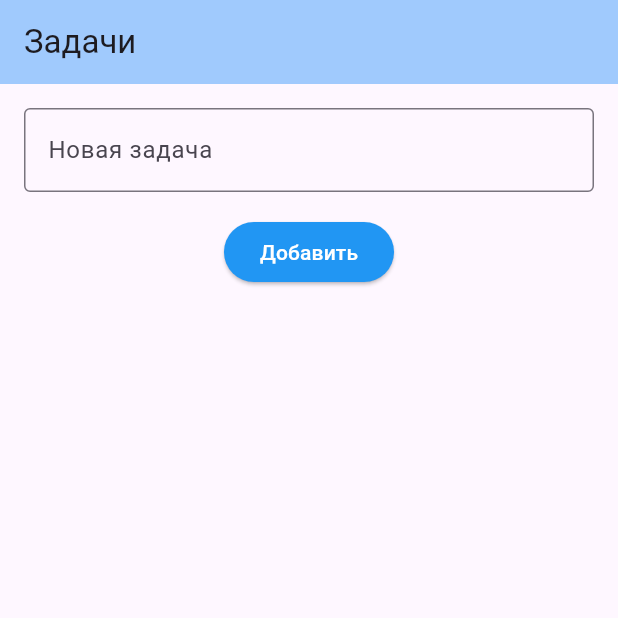
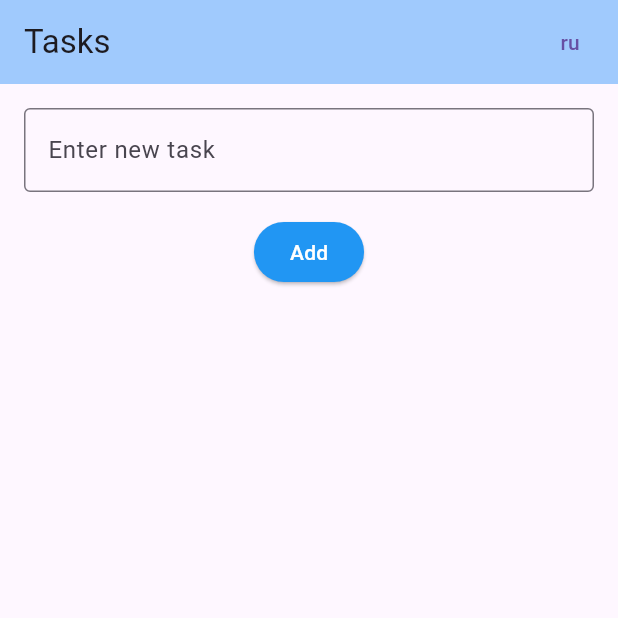
Before and after one commit to samatumb/todo, a Flutter app: the screen it shows after launch, on a phone screen of 412 x 824 dp, the top half of it. Run offline on Flutter 3.47's test engine with Material 3 defaults, Android fonts, the phone set to English and light mode, and no system bars; our stand-ins replace flutter_bloc, get_it, injectable; generated files the repository leaves out were written again.

Commit message:
Localizations added

```diff
--- /dev/null
+++ b/l10n.yaml
@@ -0,0 +1,3 @@
+arb-dir: lib/l10n
+template-arb-file: app_en.arb
+output-localization-file: app_localizations.dart
--- /dev/null
+++ b/lib/common/extensions/locale_context_ext.dart
@@ -0,0 +1,6 @@
+import 'package:flutter/material.dart';
+import 'package:flutter_gen/gen_l10n/app_localizations.dart';
+
+extension AppLocalizationExt on BuildContext {
+  AppLocalizations get loc => AppLocalizations.of(this)!;
+}
--- a/lib/features/todo/main.dart
+++ b/lib/features/todo/main.dart
@@ -1,10 +1,47 @@
 import 'package:flutter/material.dart';
-import '../todo/presentation/screens/todo_app.dart';
+import 'package:flutter_bloc/flutter_bloc.dart';
+import 'package:todo/features/todo/presentation/blocs/todos_bloc.dart';
+import 'package:flutter_gen/gen_l10n/app_localizations.dart';
+import 'presentation/screens/home_page.dart';
 import 'di/injector.dart';
 import '../todo/data/repositories/auth_repository.dart';
+import '../todo/presentation/blocs/locale_bloc.dart';
 
 void main() {
   configureDependencies();
   getIt.registerSingleton<AuthRepository>(SupabaseAuth());
+  getIt.registerSingleton<LocaleBloc>(LocaleBloc());
   runApp(const TodoApp());
 }
+
+class TodoApp extends StatelessWidget {
+  const TodoApp({super.key});
+
+  @override
+  Widget build(BuildContext context) {
+    return MultiBlocProvider(
+      providers: [
+        BlocProvider(create: (_) => getIt<LocaleBloc>()),
+      ],
+      child: BlocBuilder<LocaleBloc, Locale>(
+        builder: (context, locale) {
+          return MaterialApp(
+            title: 'TodoApp',
+            theme: ThemeData(
+              colorScheme: ColorScheme.fromSeed(seedColor: Colors.blue),
+              useMaterial3: true,
+            ),
+            home: BlocProvider(
+              create: (_) => TodosBloc(),
+              child: HomePage(),
+            ),
+            localizationsDelegates: AppLocalizations.localizationsDelegates,
+            supportedLocales: AppLocalizations.supportedLocales,
+            locale: locale,
+          );
+        }
+      )
+    );
+
+  }
+}
--- /dev/null
+++ b/lib/features/todo/presentation/blocs/locale_bloc.dart
@@ -0,0 +1,25 @@
+import 'package:flutter/material.dart';
+import 'package:flutter_bloc/flutter_bloc.dart';
+import 'package:injectable/injectable.dart';
+
+sealed class LocaleEvent {
+  LocaleEvent(this.locale);
+  final Locale locale;
+}
+
+final class SetLocaleEvent extends LocaleEvent {
+  SetLocaleEvent(super.locale);
+}
+
+@injectable
+class LocaleBloc extends Bloc<LocaleEvent, Locale> {
+  LocaleBloc() : super(const Locale('en')) {
+    on<LocaleEvent>((event, emitter) => switch (event) {
+      SetLocaleEvent() => _setLocale(event, emitter)
+    });
+  }
+
+  _setLocale(SetLocaleEvent event, Emitter<Locale> emitter) {
+    emitter(event.locale);
+  }
+}
--- a/lib/features/todo/presentation/screens/todo_app.dart
+++ b/lib/features/todo/presentation/screens/home_page.dart
@@ -1,5 +1,7 @@
 import 'package:flutter/material.dart';
 import 'package:flutter_bloc/flutter_bloc.dart';
+import 'package:todo/common/extensions/locale_context_ext.dart';
+import 'package:todo/features/todo/presentation/blocs/locale_bloc.dart';
 import 'package:todo/features/todo/presentation/blocs/todos_bloc.dart';
 import '../../data/dtos/todo.dart';
 import '../widgets/todo_text_field.dart';
@@ -7,42 +9,35 @@ import '../widgets/todo_item.dart';
 import '../../data/repositories/auth_repository.dart';
 import '../../di/injector.dart';
 
-class TodoApp extends StatelessWidget {
-  const TodoApp({super.key});
+class HomePage extends StatelessWidget {
+  HomePage({super.key});
 
-  @override
-  Widget build(BuildContext context) {
-    return MaterialApp(
-      title: 'TodoApp',
-      theme: ThemeData(
-        colorScheme: ColorScheme.fromSeed(seedColor: Colors.blue),
-        useMaterial3: true,
-      ),
-      home: BlocProvider(
-        create: (_) => TodosBloc(),
-        child: HomePage(title: 'Задачи'),
-      ),
-    );
-  }
-}
-
-class HomePage extends StatelessWidget {
-  HomePage({super.key, required this.title});
-
-  final String title;
   final TextEditingController _controller = TextEditingController();
   final _formKey = GlobalKey<FormState>();
 
   @override
-  Widget build(BuildContext context) {
+  Widget build(BuildContext widgetContext) {
     return MaterialApp(
-      title: 'TodoApp',
+      title: 'Todo',
       theme: ThemeData(primarySwatch: Colors.blue),
       home: Scaffold(
         appBar: AppBar(
-          backgroundColor: Theme.of(context).colorScheme.inversePrimary,
-          title: Text(title)
-          ),
+          backgroundColor: Theme.of(widgetContext).colorScheme.inversePrimary,
+          title: Text(widgetContext.loc.appTitle),
+          actions: [
+            TextButton(
+              onPressed: () {
+                if (Localizations.localeOf(widgetContext).languageCode == 'en') {
+                  widgetContext.read<LocaleBloc>().add(SetLocaleEvent(Locale('ru')));
+                } else {
+                  widgetContext.read<LocaleBloc>().add(SetLocaleEvent(Locale('en')));
+                }
+
+              },
+              child: Text(Localizations.localeOf(widgetContext).languageCode == 'en' ? 'ru' : 'en')
+            )
+          ]
+        ),
         body: BlocBuilder<TodosBloc, TodosState>(
           builder: (context, state) => Column(
             mainAxisAlignment: MainAxisAlignment.center,
@@ -50,6 +45,8 @@ class HomePage extends StatelessWidget {
               TodoTextField(
                 controller: _controller,
                 formKey: _formKey,
+                hintText: widgetContext.loc.hint,
+                emptyFieldText: widgetContext.loc.emptyField,
               ),
               ElevatedButton(
               style: TextButton.styleFrom(
@@ -70,7 +67,7 @@ class HomePage extends StatelessWidget {
                   _checkTestDI();
                 }
               },
-              child: state.editingTodoIndex != null ? const Text('Изменить') : const Text('Добавить')
+              child: state.editingTodoIndex != null ? Text(widgetContext.loc.add) : Text(widgetContext.loc.add)
             ),
               Expanded(
                 child: ListView.separated(
--- a/lib/features/todo/presentation/widgets/todo_text_field.dart
+++ b/lib/features/todo/presentation/widgets/todo_text_field.dart
@@ -1,9 +1,17 @@
 import 'package:flutter/material.dart';
 
 class TodoTextField extends StatefulWidget {
-  const TodoTextField({super.key, required this.controller, required this.formKey});
+  const TodoTextField({
+    super.key,
+    required this.controller,
+    required this.formKey,
+    required this.hintText,
+    required this.emptyFieldText
+    });
   final TextEditingController controller;
   final GlobalKey<FormState> formKey;
+  final String hintText;
+  final String emptyFieldText;
 
   @override
   State<TodoTextField> createState() => _TodoTextFieldState();
@@ -22,7 +30,7 @@ class _TodoTextFieldState extends State<TodoTextField> {
             child: TextFormField(
               validator: (value) {
                 if (value == null || value.isEmpty) {
-                  return 'Введите текст задачи';
+                  return widget.emptyFieldText;
                 }
                 return null;
               },
@@ -38,7 +46,7 @@ class _TodoTextFieldState extends State<TodoTextField> {
                       icon: const Icon(Icons.clear)
                     )
                   : null,
-                hintText: 'Новая задача',
+                hintText: widget.hintText,
               ),
               onChanged: (text) {
                 setState(() {});
--- /dev/null
+++ b/lib/l10n/app_en.arb
@@ -0,0 +1,7 @@
+{
+    "appTitle": "Tasks",
+    "edit": "Edit",
+    "add": "Add",
+    "hint": "Enter new task",
+    "emptyField": "Task name cant be emty"
+}
--- /dev/null
+++ b/lib/l10n/app_ru.arb
@@ -0,0 +1,7 @@
+{
+    "appTitle": "Задачи",
+    "edit": "Изменить",
+    "add": "Добавить",
+    "hint": "Введите текст задачи",
+    "emptyField": "Имя задачи не может быть пустой"
+}
--- a/pubspec.yaml
+++ b/pubspec.yaml
@@ -27,3 +27,4 @@ dev_dependencies:
 
 flutter:
   uses-material-design: true
+  generate: true
```
